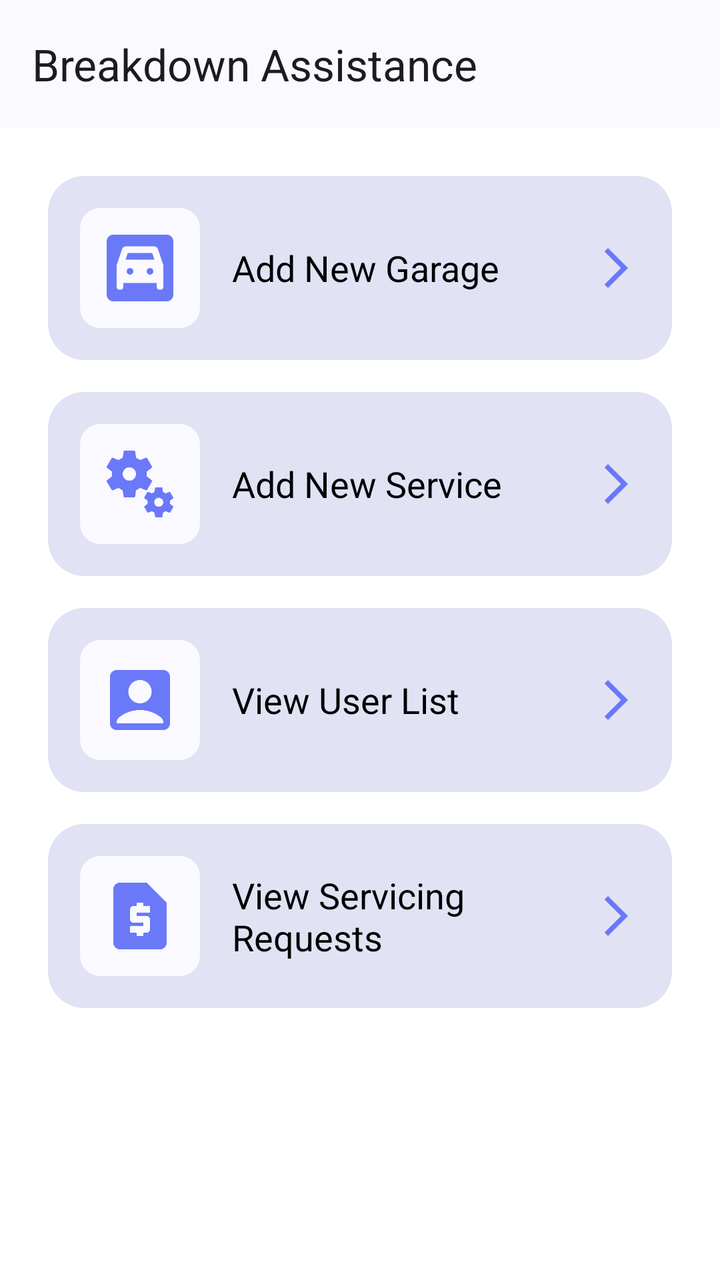
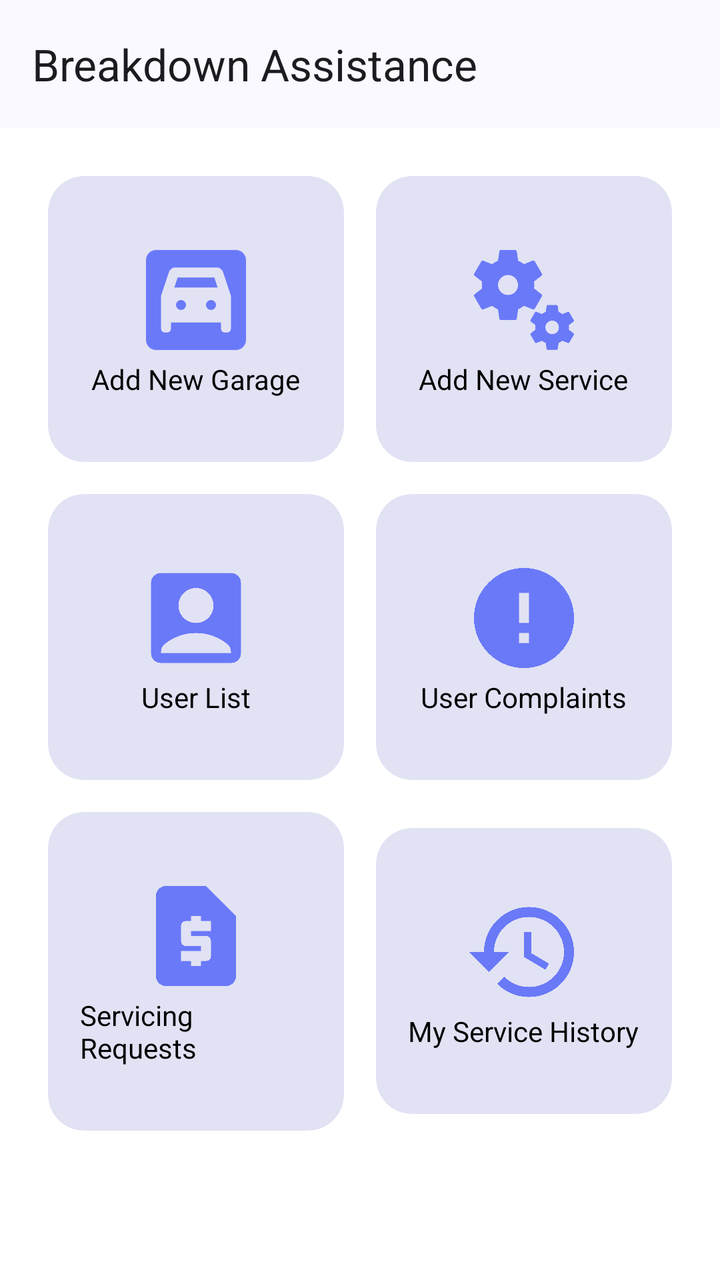

An Android layout rendered at two revisions. The XML below is the earlier revision; the diff shows what the commit changed to produce the second picture.
<!-- AndroidManifest.xml: application theme Theme.BreakdownAssistance -->
<!-- res/layout/fragment_panel.xml -->
<?xml version="1.0" encoding="utf-8"?>
<androidx.coordinatorlayout.widget.CoordinatorLayout xmlns:android="http://schemas.android.com/apk/res/android"
    xmlns:app="http://schemas.android.com/apk/res-auto"
    xmlns:tools="http://schemas.android.com/tools"
    android:layout_width="match_parent"
    android:layout_height="match_parent"
    tools:context=".ui.fragments.PanelFragment">

    <androidx.core.widget.NestedScrollView
        android:id="@+id/nestedScrollView"
        android:layout_width="match_parent"
        android:layout_height="match_parent"
        app:layout_behavior="@string/appbar_scrolling_view_behavior">

        <LinearLayout
            android:layout_width="match_parent"
            android:layout_height="match_parent"
            android:orientation="vertical"
            android:padding="24dp">

            <com.google.android.material.card.MaterialCardView
                android:id="@+id/cardAddGarage"
                android:layout_width="match_parent"
                android:layout_height="wrap_content"
                android:layout_marginBottom="16dp"
                app:cardBackgroundColor="@color/light_accent"
                app:cardCornerRadius="18dp"
                app:strokeWidth="0dp">

                <LinearLayout
                    android:layout_width="match_parent"
                    android:layout_height="wrap_content"
                    android:orientation="horizontal"
                    android:padding="16dp">

                    <com.google.android.material.card.MaterialCardView
                        android:layout_width="wrap_content"
                        android:layout_height="wrap_content"
                        app:cardCornerRadius="10dp"
                        app:strokeWidth="0dp">

                        <ImageView
                            android:layout_width="40dp"
                            android:layout_height="40dp"
                            android:layout_margin="10dp"
                            android:src="@drawable/ic_garage"
                            app:tint="@color/accent" />

                    </com.google.android.material.card.MaterialCardView>

                    <TextView
                        android:layout_width="0dp"
                        android:layout_height="wrap_content"
                        android:layout_gravity="center_vertical"
                        android:layout_marginHorizontal="16dp"
                        android:layout_weight="1"
                        android:text="Add New Garage"
                        android:textColor="@color/black"
                        android:textSize="18sp" />

                    <ImageView
                        android:layout_width="24dp"
                        android:layout_height="24dp"
                        android:layout_gravity="center_vertical"
                        android:src="@drawable/ic_arrow_forward"
                        app:tint="@color/accent" />

                </LinearLayout>
            </com.google.android.material.card.MaterialCardView>

            <com.google.android.material.card.MaterialCardView
                android:id="@+id/cardAddService"
                android:layout_width="match_parent"
                android:layout_height="wrap_content"
                android:layout_marginBottom="16dp"
                app:cardBackgroundColor="@color/light_accent"
                app:cardCornerRadius="18dp"
                app:strokeWidth="0dp">

                <LinearLayout
                    android:layout_width="match_parent"
                    android:layout_height="wrap_content"
                    android:orientation="horizontal"
                    android:padding="16dp">

                    <com.google.android.material.card.MaterialCardView
                        android:layout_width="wrap_content"
                        android:layout_height="wrap_content"
                        app:cardCornerRadius="10dp"
                        app:strokeWidth="0dp">

                        <ImageView
                            android:layout_width="40dp"
                            android:layout_height="40dp"
                            android:layout_margin="10dp"
                            android:src="@drawable/ic_miscellaneous_services"
                            app:tint="@color/accent" />

                    </com.google.android.material.card.MaterialCardView>

                    <TextView
                        android:layout_width="0dp"
                        android:layout_height="wrap_content"
                        android:layout_gravity="center_vertical"
                        android:layout_marginHorizontal="16dp"
                        android:layout_weight="1"
                        android:text="Add New Service"
                        android:textColor="@color/black"
                        android:textSize="18sp" />

                    <ImageView
                        android:layout_width="24dp"
                        android:layout_height="24dp"
                        android:layout_gravity="center_vertical"
                        android:src="@drawable/ic_arrow_forward"
                        app:tint="@color/accent" />

                </LinearLayout>
            </com.google.android.material.card.MaterialCardView>

            <com.google.android.material.card.MaterialCardView
                android:id="@+id/cardViewUsers"
                android:layout_width="match_parent"
                android:layout_height="wrap_content"
                android:layout_marginBottom="16dp"
                app:cardBackgroundColor="@color/light_accent"
                app:cardCornerRadius="18dp"
                app:strokeWidth="0dp">

                <LinearLayout
                    android:layout_width="match_parent"
                    android:layout_height="wrap_content"
                    android:orientation="horizontal"
                    android:padding="16dp">

                    <com.google.android.material.card.MaterialCardView
                        android:layout_width="wrap_content"
                        android:layout_height="wrap_content"
                        app:cardCornerRadius="10dp"
                        app:strokeWidth="0dp">

                        <ImageView
                            android:layout_width="40dp"
                            android:layout_height="40dp"
                            android:layout_margin="10dp"
                            android:src="@drawable/ic_account_box"
                            app:tint="@color/accent" />

                    </com.google.android.material.card.MaterialCardView>

                    <TextView
                        android:layout_width="0dp"
                        android:layout_height="wrap_content"
                        android:layout_gravity="center_vertical"
                        android:layout_marginHorizontal="16dp"
                        android:layout_weight="1"
                        android:text="View User List"
                        android:textColor="@color/black"
                        android:textSize="18sp" />

                    <ImageView
                        android:layout_width="24dp"
                        android:layout_height="24dp"
                        android:layout_gravity="center_vertical"
                        android:src="@drawable/ic_arrow_forward"
                        app:tint="@color/accent" />

                </LinearLayout>
            </com.google.android.material.card.MaterialCardView>

            <com.google.android.material.card.MaterialCardView
                android:id="@+id/cardServiceRequest"
                android:layout_width="match_parent"
                android:layout_height="wrap_content"
                app:cardBackgroundColor="@color/light_accent"
                app:cardCornerRadius="18dp"
                app:strokeWidth="0dp">

                <LinearLayout
                    android:layout_width="match_parent"
                    android:layout_height="wrap_content"
                    android:orientation="horizontal"
                    android:padding="16dp">

                    <com.google.android.material.card.MaterialCardView
                        android:layout_width="wrap_content"
                        android:layout_height="wrap_content"
                        app:cardCornerRadius="10dp"
                        app:strokeWidth="0dp">

                        <ImageView
                            android:layout_width="40dp"
                            android:layout_height="40dp"
                            android:layout_margin="10dp"
                            android:src="@drawable/ic_request_page"
                            app:tint="@color/accent" />

                    </com.google.android.material.card.MaterialCardView>

                    <TextView
                        android:layout_width="0dp"
                        android:layout_height="wrap_content"
                        android:layout_gravity="center_vertical"
                        android:layout_marginHorizontal="16dp"
                        android:layout_weight="1"
                        android:text="View Servicing Requests"
                        android:textColor="@color/black"
                        android:textSize="18sp" />

                    <ImageView
                        android:layout_width="24dp"
                        android:layout_height="24dp"
                        android:layout_gravity="center_vertical"
                        android:src="@drawable/ic_arrow_forward"
                        app:tint="@color/accent" />

                </LinearLayout>
            </com.google.android.material.card.MaterialCardView>
        </LinearLayout>
    </androidx.core.widget.NestedScrollView>

    <include
        android:id="@+id/header"
        layout="@layout/view_toolbar" />

</androidx.coordinatorlayout.widget.CoordinatorLayout>
<!-- res/layout/view_toolbar.xml (included above) -->
<?xml version="1.0" encoding="utf-8"?>
<com.google.android.material.appbar.AppBarLayout xmlns:android="http://schemas.android.com/apk/res/android"
    xmlns:app="http://schemas.android.com/apk/res-auto"
    xmlns:tools="http://schemas.android.com/tools"
    android:id="@+id/appBarLayout"
    android:layout_width="match_parent"
    android:layout_height="wrap_content"
    android:fitsSystemWindows="true"
    app:liftOnScroll="true">

    <com.google.android.material.appbar.MaterialToolbar
        android:id="@+id/toolbar"
        android:layout_width="match_parent"
        android:layout_height="?attr/actionBarSize"
        android:paddingEnd="24dp"
        app:contentInsetStartWithNavigation="0dp"
        app:maxLines="1"
        app:navigationIconTint="?attr/colorOnSurface"
        app:title="@string/app_name"
        app:titleTextAppearance="@style/TextAppearance.Material3.TitleLarge"
        app:titleTextEllipsize="end"
        tools:ignore="RtlSymmetry" />

    <ProgressBar
        android:id="@+id/progress"
        style="@style/Base.Widget.AppCompat.ProgressBar.Horizontal"
        android:layout_width="match_parent"
        android:layout_height="wrap_content"
        android:layout_marginTop="-7dp"
        android:layout_marginBottom="-7dp"
        android:indeterminate="true"
        android:indeterminateTint="@color/accent"
        android:visibility="gone" />

</com.google.android.material.appbar.AppBarLayout>
<!-- resources referenced by this layout -->
<resources>
  <color name="accent">#FF6A79F8</color>
  <color name="black">#FF000000</color>
  <color name="light_accent">#FFE1E2F4</color>
  <!-- drawable ic_arrow_forward (drawable) -->
  <vector xmlns:android="http://schemas.android.com/apk/res/android" android:autoMirrored="true" android:height="24dp" android:tint="#000000" android:viewportHeight="24" android:viewportWidth="24" android:width="24dp">
        
      <path android:fillColor="@android:color/white" android:pathData="M6.23,20.23l1.77,1.77l10,-10l-10,-10l-1.77,1.77l8.23,8.23z"/>
      
  </vector>
  <string name="app_name">Breakdown Assistance</string>
  <style name="Theme.BreakdownAssistance" parent="Base.Theme.BreakdownAssistance" />
  <color name="white">#FFFFFFFF</color>
  <color name="transparent">#00000000</color>
  <color name="md_theme_primary">#415F91</color>
  <color name="md_theme_onPrimary">#FFFFFF</color>
  <color name="md_theme_primaryContainer">#D6E3FF</color>
  <color name="md_theme_onPrimaryContainer">#001B3E</color>
  <color name="md_theme_secondary">#565F71</color>
  <color name="md_theme_onSecondary">#FFFFFF</color>
  <color name="md_theme_secondaryContainer">#DAE2F9</color>
  <color name="md_theme_onSecondaryContainer">#131C2B</color>
  <color name="md_theme_tertiary">#705575</color>
  <color name="md_theme_onTertiary">#FFFFFF</color>
  <color name="md_theme_tertiaryContainer">#FAD8FD</color>
  <color name="md_theme_onTertiaryContainer">#28132E</color>
  <color name="md_theme_error">#BA1A1A</color>
  <color name="md_theme_onError">#FFFFFF</color>
  <color name="md_theme_errorContainer">#FFDAD6</color>
  <color name="md_theme_onErrorContainer">#410002</color>
  <color name="md_theme_background">#F9F9FF</color>
  <color name="md_theme_onBackground">#191C20</color>
  <color name="md_theme_surface">#F9F9FF</color>
  <color name="md_theme_onSurface">#191C20</color>
  <color name="md_theme_surfaceVariant">#E0E2EC</color>
  <color name="md_theme_onSurfaceVariant">#44474E</color>
  <color name="md_theme_outline">#74777F</color>
  <color name="md_theme_outlineVariant">#C4C6D0</color>
  <color name="md_theme_inverseSurface">#2E3036</color>
  <color name="md_theme_inverseOnSurface">#F0F0F7</color>
  <color name="md_theme_inversePrimary">#AAC7FF</color>
  <color name="md_theme_primaryFixed">#D6E3FF</color>
  <color name="md_theme_onPrimaryFixed">#001B3E</color>
  <color name="md_theme_primaryFixedDim">#AAC7FF</color>
  <color name="md_theme_onPrimaryFixedVariant">#284777</color>
  <color name="md_theme_secondaryFixed">#DAE2F9</color>
  <color name="md_theme_onSecondaryFixed">#131C2B</color>
  <color name="md_theme_secondaryFixedDim">#BEC6DC</color>
  <color name="md_theme_onSecondaryFixedVariant">#3E4759</color>
  <color name="md_theme_tertiaryFixed">#FAD8FD</color>
  <color name="md_theme_onTertiaryFixed">#28132E</color>
  <color name="md_theme_tertiaryFixedDim">#DDBCE0</color>
  <color name="md_theme_onTertiaryFixedVariant">#573E5C</color>
  <color name="md_theme_surfaceDim">#D9D9E0</color>
  <color name="md_theme_surfaceBright">#F9F9FF</color>
  <color name="md_theme_surfaceContainerLowest">#FFFFFF</color>
  <color name="md_theme_surfaceContainerLow">#F3F3FA</color>
  <color name="md_theme_surfaceContainer">#EDEDF4</color>
  <color name="md_theme_surfaceContainerHigh">#E7E8EE</color>
  <color name="md_theme_surfaceContainerHighest">#E2E2E9</color>
  <!-- unchanged entries left out for length: 5 -->
</resources>

<!-- the commit's change to res/layout/fragment_panel.xml (unified diff, before → after) -->
@@ -18,204 +18,230 @@
             android:orientation="vertical"
             android:padding="24dp">
 
-            <com.google.android.material.card.MaterialCardView
-                android:id="@+id/cardAddGarage"
+            <LinearLayout
                 android:layout_width="match_parent"
                 android:layout_height="wrap_content"
                 android:layout_marginBottom="16dp"
-                app:cardBackgroundColor="@color/light_accent"
-                app:cardCornerRadius="18dp"
-                app:strokeWidth="0dp">
-
-                <LinearLayout
-                    android:layout_width="match_parent"
-                    android:layout_height="wrap_content"
-                    android:orientation="horizontal"
-                    android:padding="16dp">
-
-                    <com.google.android.material.card.MaterialCardView
-                        android:layout_width="wrap_content"
-                        android:layout_height="wrap_content"
-                        app:cardCornerRadius="10dp"
-                        app:strokeWidth="0dp">
-
-                        <ImageView
-                            android:layout_width="40dp"
-                            android:layout_height="40dp"
-                            android:layout_margin="10dp"
+                android:gravity="center"
+                android:orientation="horizontal">
+
+                <com.google.android.material.card.MaterialCardView
+                    android:id="@+id/cardAddGarage"
+                    android:layout_width="0dp"
+                    android:layout_height="wrap_content"
+                    android:layout_marginEnd="16dp"
+                    android:layout_weight="1"
+                    app:cardBackgroundColor="@color/light_accent"
+                    app:cardCornerRadius="18dp"
+                    app:strokeWidth="0dp">
+
+                    <LinearLayout
+                        android:layout_width="match_parent"
+                        android:layout_height="wrap_content"
+                        android:layout_marginVertical="16dp"
+                        android:gravity="center"
+                        android:orientation="vertical"
+                        android:padding="16dp">
+
+                        <ImageView
+                            android:layout_width="60dp"
+                            android:layout_height="60dp"
                             android:src="@drawable/ic_garage"
                             app:tint="@color/accent" />
 
-                    </com.google.android.material.card.MaterialCardView>
-
-                    <TextView
-                        android:layout_width="0dp"
-                        android:layout_height="wrap_content"
-                        android:layout_gravity="center_vertical"
-                        android:layout_marginHorizontal="16dp"
-                        android:layout_weight="1"
-                        android:text="Add New Garage"
-                        android:textColor="@color/black"
-                        android:textSize="18sp" />
-
-                    <ImageView
-                        android:layout_width="24dp"
-                        android:layout_height="24dp"
-                        android:layout_gravity="center_vertical"
-                        android:src="@drawable/ic_arrow_forward"
-                        app:tint="@color/accent" />
-
-                </LinearLayout>
-            </com.google.android.material.card.MaterialCardView>
-
-            <com.google.android.material.card.MaterialCardView
-                android:id="@+id/cardAddService"
+                        <TextView
+                            android:layout_width="wrap_content"
+                            android:layout_height="wrap_content"
+                            android:text="Add New Garage"
+                            android:textColor="@color/black"
+                            android:textSize="14sp" />
+
+                    </LinearLayout>
+                </com.google.android.material.card.MaterialCardView>
+
+                <com.google.android.material.card.MaterialCardView
+                    android:id="@+id/cardAddService"
+                    android:layout_width="0dp"
+                    android:layout_height="wrap_content"
+                    android:layout_weight="1"
+                    app:cardBackgroundColor="@color/light_accent"
+                    app:cardCornerRadius="18dp"
+                    app:strokeWidth="0dp">
+
+                    <LinearLayout
+                        android:layout_width="match_parent"
+                        android:layout_height="wrap_content"
+                        android:layout_marginVertical="16dp"
+                        android:gravity="center"
+                        android:orientation="vertical"
+                        android:padding="16dp">
+
+                        <ImageView
+                            android:layout_width="60dp"
+                            android:layout_height="60dp"
+                            android:src="@drawable/ic_miscellaneous_services"
+                            app:tint="@color/accent" />
+
+                        <TextView
+                            android:layout_width="wrap_content"
+                            android:layout_height="wrap_content"
+                            android:text="Add New Service"
+                            android:textColor="@color/black"
+                            android:textSize="14sp" />
+
+                    </LinearLayout>
+                </com.google.android.material.card.MaterialCardView>
+            </LinearLayout>
+
+            <LinearLayout
                 android:layout_width="match_parent"
                 android:layout_height="wrap_content"
                 android:layout_marginBottom="16dp"
-                app:cardBackgroundColor="@color/light_accent"
-                app:cardCornerRadius="18dp"
-                app:strokeWidth="0dp">
-
-                <LinearLayout
-                    android:layout_width="match_parent"
-                    android:layout_height="wrap_content"
-                    android:orientation="horizontal"
-                    android:padding="16dp">
-
-                    <com.google.android.material.card.MaterialCardView
-                        android:layout_width="wrap_content"
-                        android:layout_height="wrap_content"
-                        app:cardCornerRadius="10dp"
-                        app:strokeWidth="0dp">
-
-                        <ImageView
-                            android:layout_width="40dp"
-                            android:layout_height="40dp"
-                            android:layout_margin="10dp"
-                            android:src="@drawable/ic_miscellaneous_services"
-                            app:tint="@color/accent" />
-
-                    </com.google.android.material.card.MaterialCardView>
-
-                    <TextView
-                        android:layout_width="0dp"
-                        android:layout_height="wrap_content"
-                        android:layout_gravity="center_vertical"
-                        android:layout_marginHorizontal="16dp"
-                        android:layout_weight="1"
-                        android:text="Add New Service"
-                        android:textColor="@color/black"
-                        android:textSize="18sp" />
-
-                    <ImageView
-                        android:layout_width="24dp"
-                        android:layout_height="24dp"
-                        android:layout_gravity="center_vertical"
-                        android:src="@drawable/ic_arrow_forward"
-                        app:tint="@color/accent" />
-
-                </LinearLayout>
-            </com.google.android.material.card.MaterialCardView>
-
-            <com.google.android.material.card.MaterialCardView
-                android:id="@+id/cardViewUsers"
+                android:gravity="center"
+                android:orientation="horizontal">
+
+                <com.google.android.material.card.MaterialCardView
+                    android:id="@+id/cardViewUsers"
+                    android:layout_width="0dp"
+                    android:layout_height="wrap_content"
+                    android:layout_marginEnd="16dp"
+                    android:layout_weight="1"
+                    app:cardBackgroundColor="@color/light_accent"
+                    app:cardCornerRadius="18dp"
+                    app:strokeWidth="0dp">
+
+                    <LinearLayout
+                        android:layout_width="match_parent"
+                        android:layout_height="wrap_content"
+                        android:layout_marginVertical="16dp"
+                        android:gravity="center"
+                        android:orientation="vertical"
+                        android:padding="16dp">
+
+                        <ImageView
+                            android:layout_width="60dp"
+                            android:layout_height="60dp"
+                            android:src="@drawable/ic_account_box"
+                            app:tint="@color/accent" />
+
+                        <TextView
+                            android:layout_width="wrap_content"
+                            android:layout_height="wrap_content"
+                            android:text="User List"
+                            android:textColor="@color/black"
+                            android:textSize="14sp" />
+
+                    </LinearLayout>
+                </com.google.android.material.card.MaterialCardView>
+
+                <com.google.android.material.card.MaterialCardView
+                    android:id="@+id/cardViewComplaints"
+                    android:layout_width="0dp"
+                    android:layout_height="wrap_content"
+                    android:layout_weight="1"
+                    app:cardBackgroundColor="@color/light_accent"
+                    app:cardCornerRadius="18dp"
+                    app:strokeWidth="0dp">
+
+                    <LinearLayout
+                        android:layout_width="match_parent"
+                        android:layout_height="wrap_content"
+                        android:layout_marginVertical="16dp"
+                        android:gravity="center"
+                        android:orientation="vertical"
+                        android:padding="16dp">
+
+                        <ImageView
+                            android:layout_width="60dp"
+                            android:layout_height="60dp"
+                            android:src="@drawable/ic_error"
+                            app:tint="@color/accent" />
+
+                        <TextView
+                            android:layout_width="wrap_content"
+                            android:layout_height="wrap_content"
+                            android:text="User Complaints"
+                            android:textColor="@color/black"
+                            android:textSize="14sp" />
+
+                    </LinearLayout>
+                </com.google.android.material.card.MaterialCardView>
+            </LinearLayout>
+
+            <LinearLayout
                 android:layout_width="match_parent"
                 android:layout_height="wrap_content"
                 android:layout_marginBottom="16dp"
-                app:cardBackgroundColor="@color/light_accent"
-                app:cardCornerRadius="18dp"
-                app:strokeWidth="0dp">
-
-                <LinearLayout
-                    android:layout_width="match_parent"
-                    android:layout_height="wrap_content"
-                    android:orientation="horizontal"
-                    android:padding="16dp">
-
-                    <com.google.android.material.card.MaterialCardView
-                        android:layout_width="wrap_content"
-                        android:layout_height="wrap_content"
-                        app:cardCornerRadius="10dp"
-                        app:strokeWidth="0dp">
-
-                        <ImageView
-                            android:layout_width="40dp"
-                            android:layout_height="40dp"
-                            android:layout_margin="10dp"
-                            android:src="@drawable/ic_account_box"
-                            app:tint="@color/accent" />
-
-                    </com.google.android.material.card.MaterialCardView>
-
-                    <TextView
-                        android:layout_width="0dp"
-                        android:layout_height="wrap_content"
-                        android:layout_gravity="center_vertical"
-                        android:layout_marginHorizontal="16dp"
-                        android:layout_weight="1"
-                        android:text="View User List"
-                        android:textColor="@color/black"
-                        android:textSize="18sp" />
-
-                    <ImageView
-                        android:layout_width="24dp"
-                        android:layout_height="24dp"
-                        android:layout_gravity="center_vertical"
-                        android:src="@drawable/ic_arrow_forward"
-                        app:tint="@color/accent" />
-
-                </LinearLayout>
-            </com.google.android.material.card.MaterialCardView>
-
-            <com.google.android.material.card.MaterialCardView
-                android:id="@+id/cardServiceRequest"
-                android:layout_width="match_parent"
-                android:layout_height="wrap_content"
-                app:cardBackgroundColor="@color/light_accent"
-                app:cardCornerRadius="18dp"
-                app:strokeWidth="0dp">
-
-                <LinearLayout
-                    android:layout_width="match_parent"
-                    android:layout_height="wrap_content"
-                    android:orientation="horizontal"
-                    android:padding="16dp">
-
-                    <com.google.android.material.card.MaterialCardView
-                        android:layout_width="wrap_content"
-                        android:layout_height="wrap_content"
-                        app:cardCornerRadius="10dp"
-                        app:strokeWidth="0dp">
-
-                        <ImageView
-                            android:layout_width="40dp"
-                            android:layout_height="40dp"
-                            android:layout_margin="10dp"
+                android:gravity="center"
+                android:orientation="horizontal">
+
+                <com.google.android.material.card.MaterialCardView
+                    android:id="@+id/cardServiceRequest"
+                    android:layout_width="0dp"
+                    android:layout_height="wrap_content"
+                    android:layout_marginEnd="16dp"
+                    android:layout_weight="1"
+                    app:cardBackgroundColor="@color/light_accent"
+                    app:cardCornerRadius="18dp"
+                    app:strokeWidth="0dp">
+
+                    <LinearLayout
+                        android:layout_width="match_parent"
+                        android:layout_height="wrap_content"
+                        android:layout_marginVertical="16dp"
+                        android:gravity="center"
+                        android:orientation="vertical"
+                        android:padding="16dp">
+
+                        <ImageView
+                            android:layout_width="60dp"
+                            android:layout_height="60dp"
                             android:src="@drawable/ic_request_page"
                             app:tint="@color/accent" />
 
-                    </com.google.android.material.card.MaterialCardView>
-
-                    <TextView
-                        android:layout_width="0dp"
-                        android:layout_height="wrap_content"
-                        android:layout_gravity="center_vertical"
-                        android:layout_marginHorizontal="16dp"
-                        android:layout_weight="1"
-                        android:text="View Servicing Requests"
-                        android:textColor="@color/black"
-                        android:textSize="18sp" />
-
-                    <ImageView
-                        android:layout_width="24dp"
-                        android:layout_height="24dp"
-                        android:layout_gravity="center_vertical"
-                        android:src="@drawable/ic_arrow_forward"
-                        app:tint="@color/accent" />
-
-                </LinearLayout>
-            </com.google.android.material.card.MaterialCardView>
+                        <TextView
+                            android:layout_width="wrap_content"
+                            android:layout_height="wrap_content"
+                            android:text="Servicing Requests"
+                            android:textColor="@color/black"
+                            android:textSize="14sp" />
+
+                    </LinearLayout>
+                </com.google.android.material.card.MaterialCardView>
+
+                <com.google.android.material.card.MaterialCardView
+                    android:id="@+id/cardViewHistory"
+                    android:layout_width="0dp"
+                    android:layout_height="wrap_content"
+                    android:layout_weight="1"
+                    app:cardBackgroundColor="@color/light_accent"
+                    app:cardCornerRadius="18dp"
+                    app:strokeWidth="0dp">
+
+                    <LinearLayout
+                        android:layout_width="match_parent"
+                        android:layout_height="wrap_content"
+                        android:layout_marginVertical="16dp"
+                        android:gravity="center"
+                        android:orientation="vertical"
+                        android:padding="16dp">
+
+                        <ImageView
+                            android:layout_width="60dp"
+                            android:layout_height="60dp"
+                            android:src="@drawable/ic_history"
+                            app:tint="@color/accent" />
+
+                        <TextView
+                            android:layout_width="wrap_content"
+                            android:layout_height="wrap_content"
+                            android:text="My Service History"
+                            android:textColor="@color/black"
+                            android:textSize="14sp" />
+
+                    </LinearLayout>
+                </com.google.android.material.card.MaterialCardView>
+            </LinearLayout>
         </LinearLayout>
     </androidx.core.widget.NestedScrollView>
 
<!-- resource entries referenced after the edit -->
@@ -3,10 +3,16 @@
   <color name="accent">#FF6A79F8</color>
   <color name="black">#FF000000</color>
   <color name="light_accent">#FFE1E2F4</color>
-  <!-- drawable ic_arrow_forward (drawable) -->
-  <vector xmlns:android="http://schemas.android.com/apk/res/android" android:autoMirrored="true" android:height="24dp" android:tint="#000000" android:viewportHeight="24" android:viewportWidth="24" android:width="24dp">
+  <!-- drawable ic_error (drawable) -->
+  <vector xmlns:android="http://schemas.android.com/apk/res/android" android:height="24dp" android:tint="#000000" android:viewportHeight="24" android:viewportWidth="24" android:width="24dp">
         
-      <path android:fillColor="@android:color/white" android:pathData="M6.23,20.23l1.77,1.77l10,-10l-10,-10l-1.77,1.77l8.23,8.23z"/>
+      <path android:fillColor="@android:color/white" android:pathData="M12,2C6.48,2 2,6.48 2,12s4.48,10 10,10 10,-4.48 10,-10S17.52,2 12,2zM13,17h-2v-2h2v2zM13,13h-2L11,7h2v6z"/>
+      
+  </vector>
+  <!-- drawable ic_history (drawable) -->
+  <vector xmlns:android="http://schemas.android.com/apk/res/android" android:height="24dp" android:tint="#000000" android:viewportHeight="24" android:viewportWidth="24" android:width="24dp">
+        
+      <path android:fillColor="@android:color/white" android:pathData="M13,3c-4.97,0 -9,4.03 -9,9L1,12l3.89,3.89 0.07,0.14L9,12L6,12c0,-3.87 3.13,-7 7,-7s7,3.13 7,7 -3.13,7 -7,7c-1.93,0 -3.68,-0.79 -4.94,-2.06l-1.42,1.42C8.27,19.99 10.51,21 13,21c4.97,0 9,-4.03 9,-9s-4.03,-9 -9,-9zM12,8v5l4.28,2.54 0.72,-1.21 -3.5,-2.08L13.5,8L12,8z"/>
       
   </vector>
   <string name="app_name">Breakdown Assistance</string>
